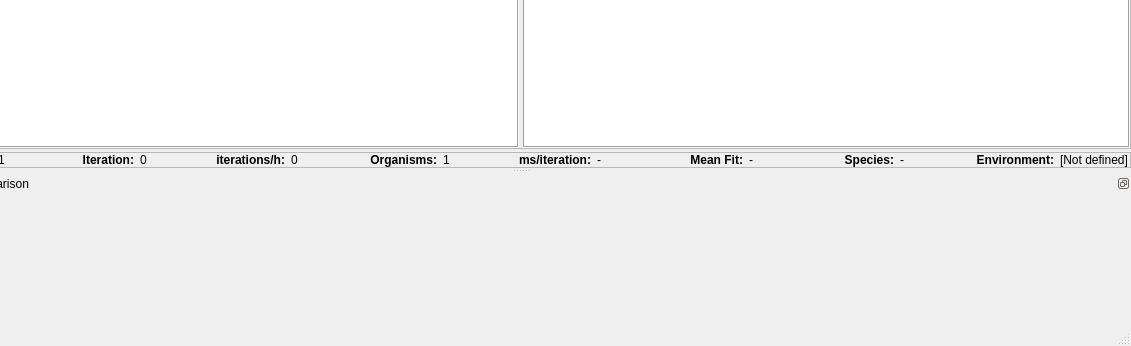
Old version of the form revosim/mainwindow.ui in the repository palaeoware/revosim; both pictures show x 89 to 1220 and y 445 to 791 of the 1220 by 791 pixel window.
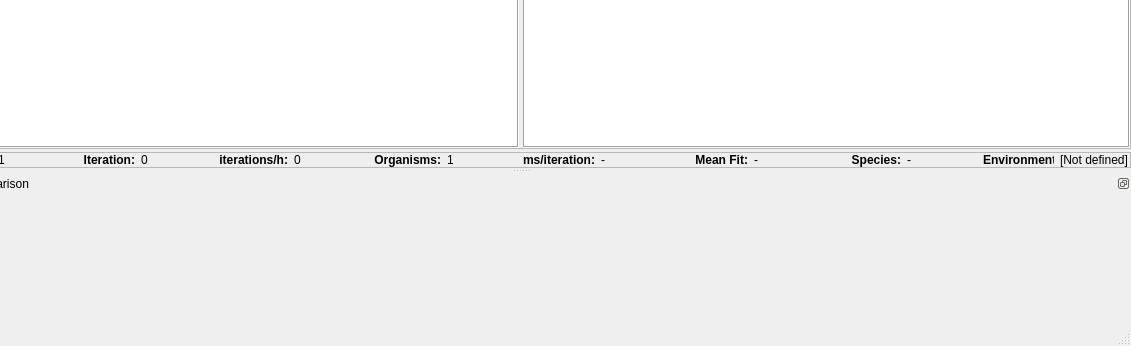
New version of the form.

Commit message: Updated to fix issue Size of environment window keeps getting bigger #4

```diff
--- a/revosim/mainwindow.ui
+++ b/revosim/mainwindow.ui
@@ -467,6 +467,12 @@
          </item>
          <item>
           <widget class="QLabel" name="environmentLabel">
+           <property name="sizePolicy">
+            <sizepolicy hsizetype="Ignored" vsizetype="Preferred">
+             <horstretch>0</horstretch>
+             <verstretch>0</verstretch>
+            </sizepolicy>
+           </property>
            <property name="text">
             <string>&lt;b&gt;Environment:&lt;/b&gt;</string>
            </property>
```
Left out of the diff: 8 changed lines with no effect on the pictures.
